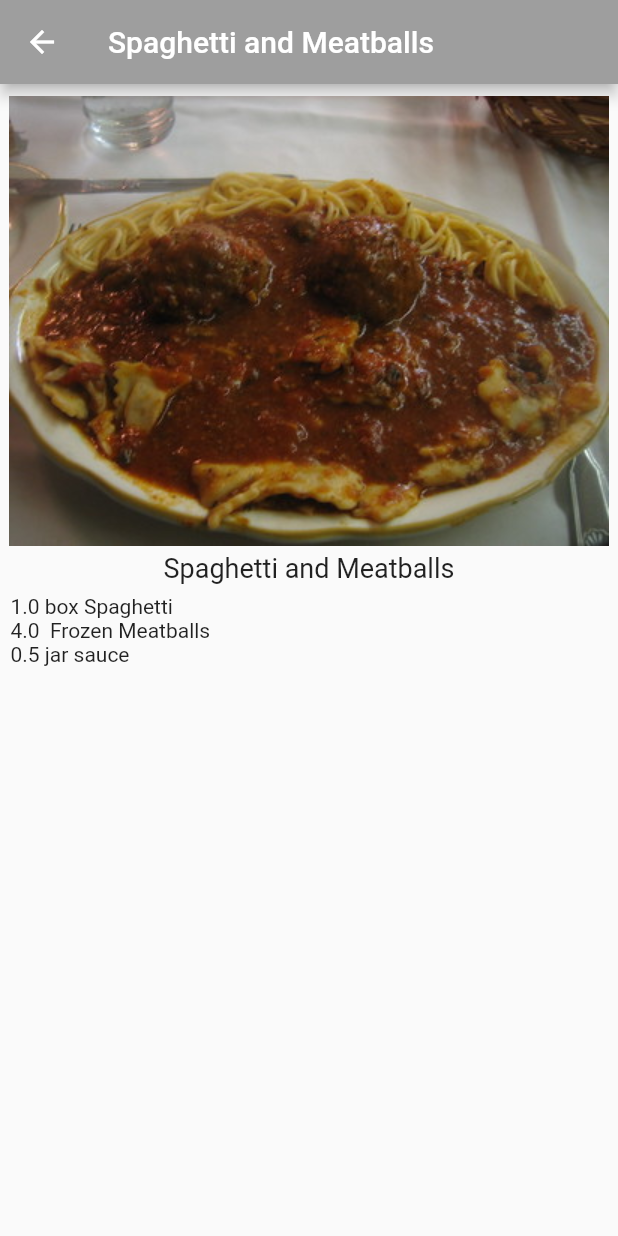
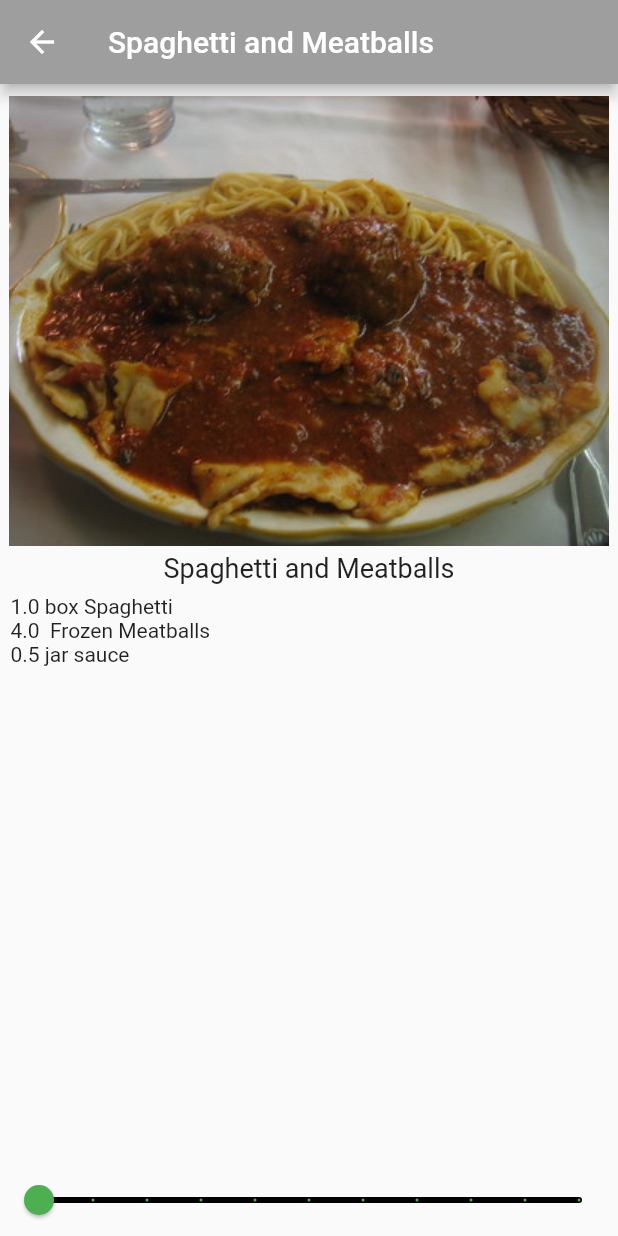
Before and after one commit to tian3rd/recipes, a Flutter app: the screen it shows after launch, after a tap on "Spaghetti and Meatballs", on a phone screen of 412 x 824 dp. Run offline on Flutter 3.47's test engine with Material 2 defaults, Android fonts, the phone set to English and light mode, and no system bars.

Commit message:
add slider to recipe detail

```diff
--- a/lib/recipe_detail.dart
+++ b/lib/recipe_detail.dart
@@ -17,6 +17,7 @@ class RecipeDetail extends StatefulWidget {
 
 class _RecipeDetailState extends State<RecipeDetail> {
   // TODO: add _sliderVal here
+  int _sliderVal = 1;
 
   @override
   Widget build(BuildContext context) {
@@ -56,6 +57,20 @@ class _RecipeDetailState extends State<RecipeDetail> {
                           '${ingredient.quantity} ${ingredient.measure} ${ingredient.name}');
                     })),
             // TODO: add Slider()
+            Slider(
+              min: 1,
+              max: 10,
+              divisions: 10,
+              label: '${_sliderVal * widget.recipe.servings} servings',
+              value: _sliderVal.toDouble(),
+              onChanged: (newValue) {
+                setState(() {
+                  _sliderVal = newValue.round();
+                });
+              },
+              activeColor: Colors.green,
+              inactiveColor: Colors.black,
+            )
           ],
         ),
       ),
```
